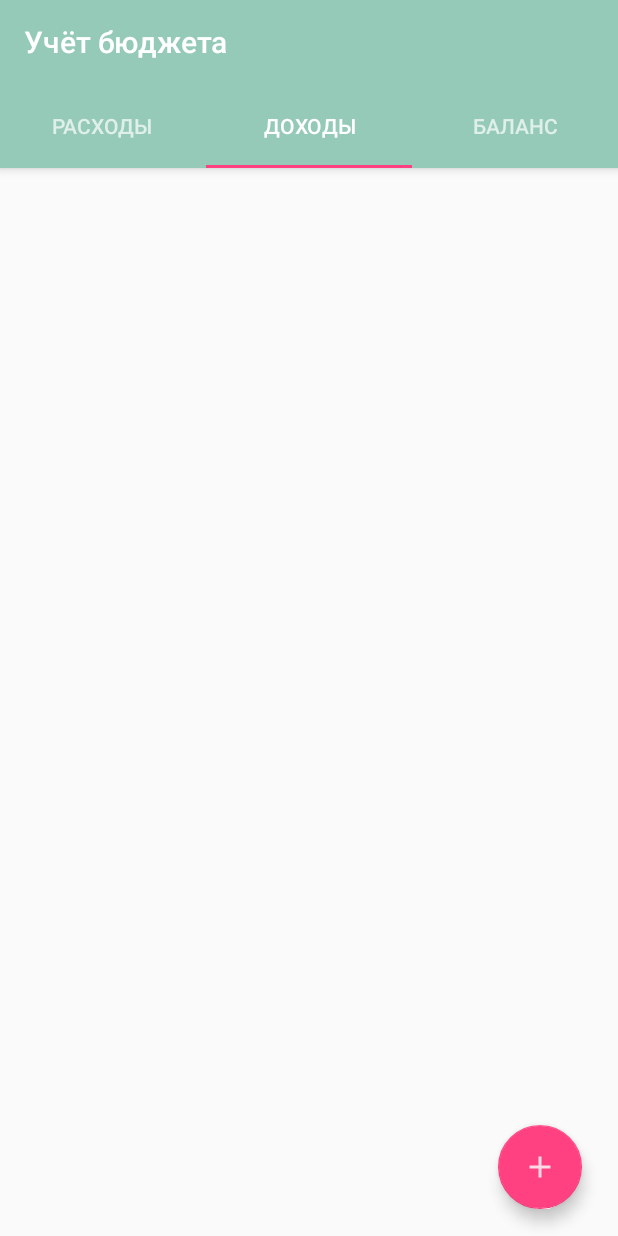
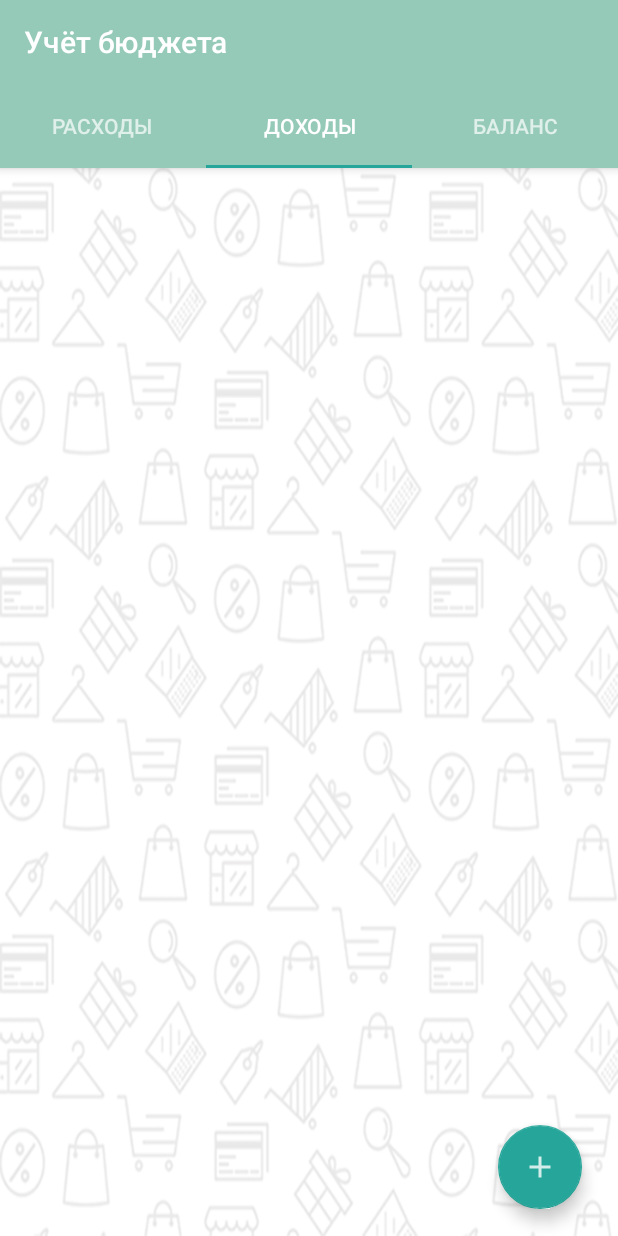
Before and after one commit to CheshenkoVladislav/LoftSchool, an Android app: the screen it shows after launch (MainActivity), tab 2 chosen, on a phone screen of 412 x 824 dp. Run offline under Robolectric (Android 15) with nearby library versions, the phone set to English and light mode, and no system bars.

Commit message:
homeWork6

```diff
--- a/MyApplication/app/src/main/java/com/example/vladislav/myapplication/MainActivity.java
+++ b/MyApplication/app/src/main/java/com/example/vladislav/myapplication/MainActivity.java
@@ -18,7 +18,7 @@ public class MainActivity extends AppCompatActivity implements ViewPager.OnPageC
     private ViewPager pager;
     static FloatingActionButton fab;
     private static int currentPage;
-    private static String typeFragment;
+    private static String typeFragment = MainPageAdapter.TYPE_EXPENSE;
     private static final int ADD_ITEM_REQUEST = 123;
     public static final String TYPE_KEY = "type";
     public static final String ITEM_KEY = "item";
@@ -43,28 +43,45 @@ public class MainActivity extends AppCompatActivity implements ViewPager.OnPageC
             }
         });
     }
-
     @Override
     protected void onActivityResult(int requestCode, int resultCode, Intent data) {
         for (Fragment fragment : getSupportFragmentManager().getFragments()) {
             fragment.onActivityResult(requestCode,resultCode,data);
         }
     }
-
     @Override
     public void onPageScrolled(int position, float positionOffset, int positionOffsetPixels) {
     }
-
     @Override
     public void onPageSelected(int position) {
-        if (position == 0) typeFragment = MainPageAdapter.TYPE_EXPENSE;
-        else if (position == 1)typeFragment = MainPageAdapter.TYPE_INCOME;
-        else if (position == 2)typeFragment = MainPageAdapter.TYPE_UNKNOWN;
-
-        if (position == 2)fab.hide();
-        else fab.show();
+        if (ItemListFragment.inActionMode())ItemListFragment.getActionMode().finish();
+        if (position == 0) {
+            fab.show();
+            typeFragment = MainPageAdapter.TYPE_EXPENSE;
+        }
+        else if (position == 1){
+            fab.show();
+            typeFragment = MainPageAdapter.TYPE_INCOME;
+        }
+        else if (position == 2){
+            fab.hide();
+            typeFragment = MainPageAdapter.TYPE_UNKNOWN;
+        }
+//        switch (position){      : НЕ КОРРЕКТНО РАБОТАЕТ
+//            case 0:{
+//                fab.show();
+//                typeFragment = MainPageAdapter.TYPE_EXPENSE;
+//            }
+//            case 1:{
+//                fab.show();
+//                typeFragment = MainPageAdapter.TYPE_INCOME;
+//            }
+//            case 2:{
+//                fab.hide();
+//                typeFragment = MainPageAdapter.TYPE_UNKNOWN;
+//            }
+//        }
     }
-
     @Override
     public void onPageScrollStateChanged(int state) {
     }
--- a/MyApplication/app/src/main/res/drawable/background.xml
+++ b/MyApplication/app/src/main/res/drawable/background_item.xml
@@ -1,6 +1,6 @@
 <?xml version="1.0" encoding="utf-8"?>
 <selector xmlns:android="http://schemas.android.com/apk/res/android">
     <item android:drawable="@android:color/holo_orange_light" android:state_activated="false"/>
-    <item android:drawable="@android:color/background_dark" android:state_activated="true"/>
+    <item android:drawable="@color/colorTrueSelecton" android:state_activated="true"/>
 
 </selector>
--- a/MyApplication/app/src/main/res/layout/activity_add_item.xml
+++ b/MyApplication/app/src/main/res/layout/activity_add_item.xml
@@ -8,6 +8,7 @@
     android:theme="@style/Base.ThemeOverlay.AppCompat"
     android:orientation="vertical">
     <android.support.v7.widget.Toolbar
+        android:elevation="5dp"
         android:theme="@style/Base.ThemeOverlay.AppCompat.Dark"
         android:id="@+id/toolbar"
         android:layout_width="match_parent"
@@ -16,6 +17,7 @@
         app:title="@string/addItemActivityTitle"
         />
     <LinearLayout
+        android:elevation="5dp"
         android:background="@color/colorAddPanel"
         android:layout_width="match_parent"
         android:layout_height="@dimen/heightAddPanel"
@@ -36,7 +38,7 @@
             android:background="@android:color/transparent"
             android:inputType="number"
             android:lines="1"
-            android:hint="@string/price"
+            android:hint="@string/priceHint"
             android:textSize="@dimen/textSize"
             android:gravity="right"
             android:layout_weight="1"
@@ -48,6 +50,7 @@
             android:textSize="@dimen/textSize"
             android:layout_width="wrap_content"
             android:layout_height="wrap_content"
+            android:layout_marginLeft="@dimen/textViewMargin"
             android:layout_marginRight="@dimen/rubleMarginRight" />
         <Button
             android:id="@+id/addPosition"
--- a/MyApplication/app/src/main/res/layout/activity_item.xml
+++ b/MyApplication/app/src/main/res/layout/activity_item.xml
@@ -1,7 +1,7 @@
 <?xml version="1.0" encoding="utf-8"?>
 <LinearLayout
     xmlns:android="http://schemas.android.com/apk/res/android"
-    android:background="@drawable/background"
+    android:background="@drawable/background_item"
     android:layout_width="match_parent"
     android:layout_height="wrap_content"
     android:orientation="horizontal"
--- a/MyApplication/app/src/main/res/layout/activity_main.xml
+++ b/MyApplication/app/src/main/res/layout/activity_main.xml
@@ -1,5 +1,6 @@
 <?xml version="1.0" encoding="utf-8"?>
 <android.support.design.widget.CoordinatorLayout
+    android:background="@drawable/bg_pattern"
     xmlns:android="http://schemas.android.com/apk/res/android"
     xmlns:tools="http://schemas.android.com/tools"
     android:layout_width="match_parent"
--- a/MyApplication/app/src/main/res/values/colors.xml
+++ b/MyApplication/app/src/main/res/values/colors.xml
@@ -2,8 +2,9 @@
 <resources>
     <color name="colorPrimary">#95c9b8</color>
     <color name="colorPrimaryDark">#95c9b8</color>
-    <color name="colorAccent">#FF4081</color>
+    <color name="colorAccent">#26A69A</color>
     <color name="colorAddPanel">#FFFF</color>
 
     <color name="shadowColor">#30303030</color>
+    <color name="colorTrueSelecton">#795548</color>
 </resources>
--- a/MyApplication/app/src/main/res/values/dimens.xml
+++ b/MyApplication/app/src/main/res/values/dimens.xml
@@ -13,4 +13,5 @@
     <dimen name="widthNameTextViev">0dp</dimen>
     <dimen name="paddingNameTextView">15dp</dimen>
     <dimen name="layoutMargin">5dp</dimen>
+    <dimen name="textViewMargin">5dp</dimen>
 </resources>
--- a/MyApplication/app/src/main/res/values/strings.xml
+++ b/MyApplication/app/src/main/res/values/strings.xml
@@ -2,6 +2,7 @@
     <string name="app_name">My Application</string>
     <string name="name">Название</string>
     <string name="price">%0$d ₽</string>
+    <string name="priceHint">Цена</string>
     <string name="mainActivityLabel">Новая запись</string>
     <string name="rubleSign">₽</string>
     <string name="itemListLabel">Учёт бюджета</string>
```
Also changed, not shown: MyApplication/app/src/main/java/com/example/vladislav/myapplication/ConfirmationDialog.java (added, +49 -0 lines), MyApplication/app/src/main/java/com/example/vladislav/myapplication/ItemListAdapter/ItemListAdapter.java (+14 -1 lines), MyApplication/app/src/main/java/com/example/vladislav/myapplication/ItemListFragment.java (+33 -8 lines).
